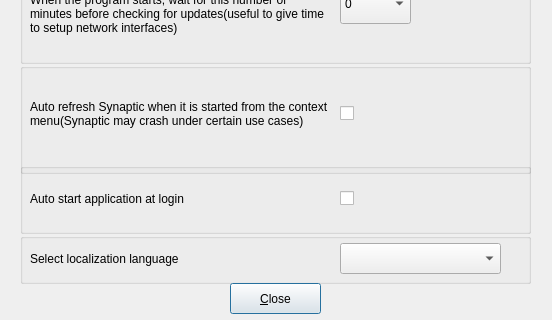
Qt form configuredialog.ui (mhogomchungu/qt-update-notifier) before a commit; both pictures show x 0 to 552 and y 177 to 497 of the 552 by 497 pixel window.
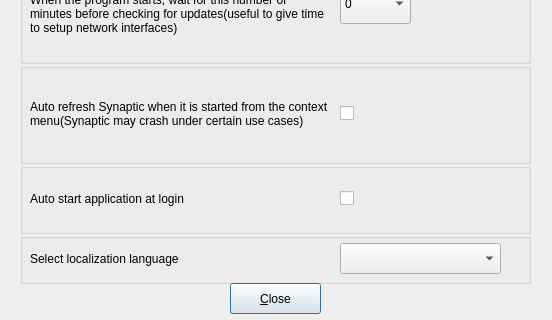
The same form after that commit.

Diff of the .ui file:
```diff
--- a/configuredialog.ui
+++ b/configuredialog.ui
@@ -771,7 +771,7 @@
      <x>20</x>
      <y>240</y>
      <width>511</width>
-     <height>111</height>
+     <height>101</height>
     </rect>
    </property>
    <property name="title">
```
Left out of the diff: 1 changed line with no effect on the pictures.
